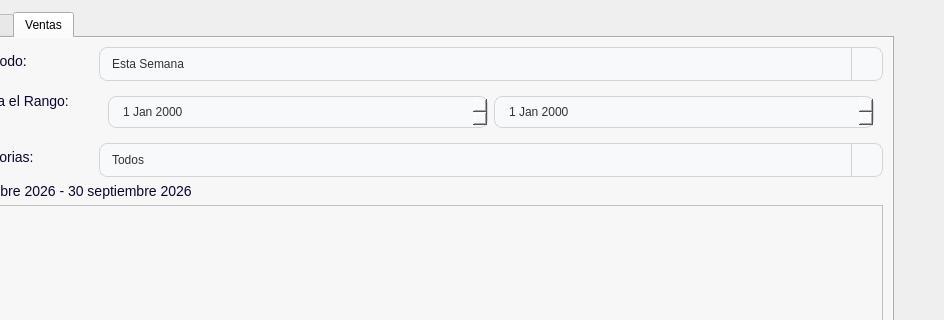
Above: app/ui/dashboard/pages/movimientos.ui from Brando-1510/Proyecto-Integrador-2.0 before the change; both pictures show x 129 to 1073 and y 105 to 425 of the 1073 by 698 pixel window. Below: the same form after it.
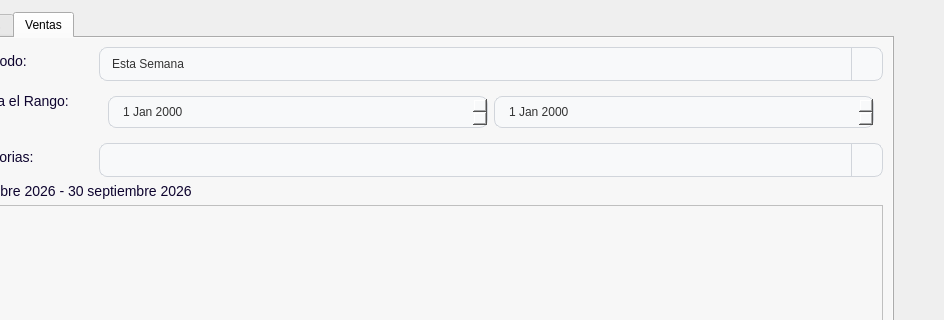
That is the form after the change. Icons and pictures are not drawn.

Commit message: (ui): modificando el metodo obtner_datos

Patch:
```diff
--- a/app/ui/dashboard/pages/movimientos.ui
+++ b/app/ui/dashboard/pages/movimientos.ui
@@ -738,13 +738,7 @@
                   </widget>
                  </item>
                  <item row="2" column="1">
-                  <widget class="QComboBox" name="categoriasVentas">
-                   <item>
-                    <property name="text">
-                     <string>Todos</string>
-                    </property>
-                   </item>
-                  </widget>
+                  <widget class="QComboBox" name="categoriasVentas"/>
                  </item>
                 </layout>
                </item>
```
Left out of the diff: 18 changed lines with no effect on the pictures. The commit also changes 3 other files.
